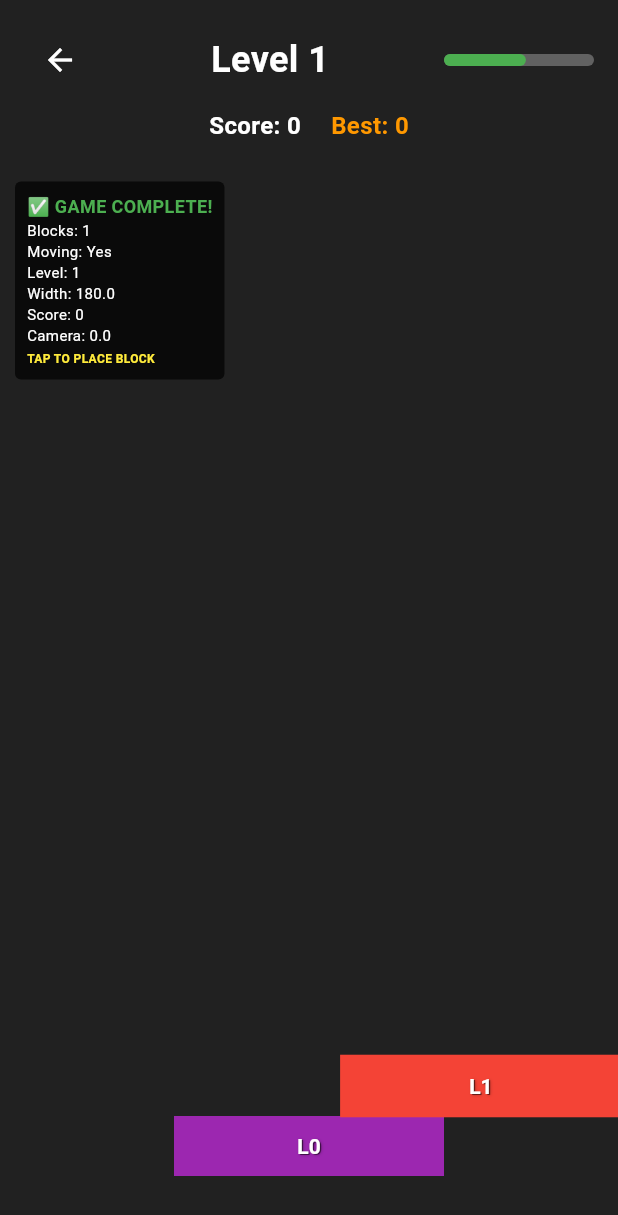
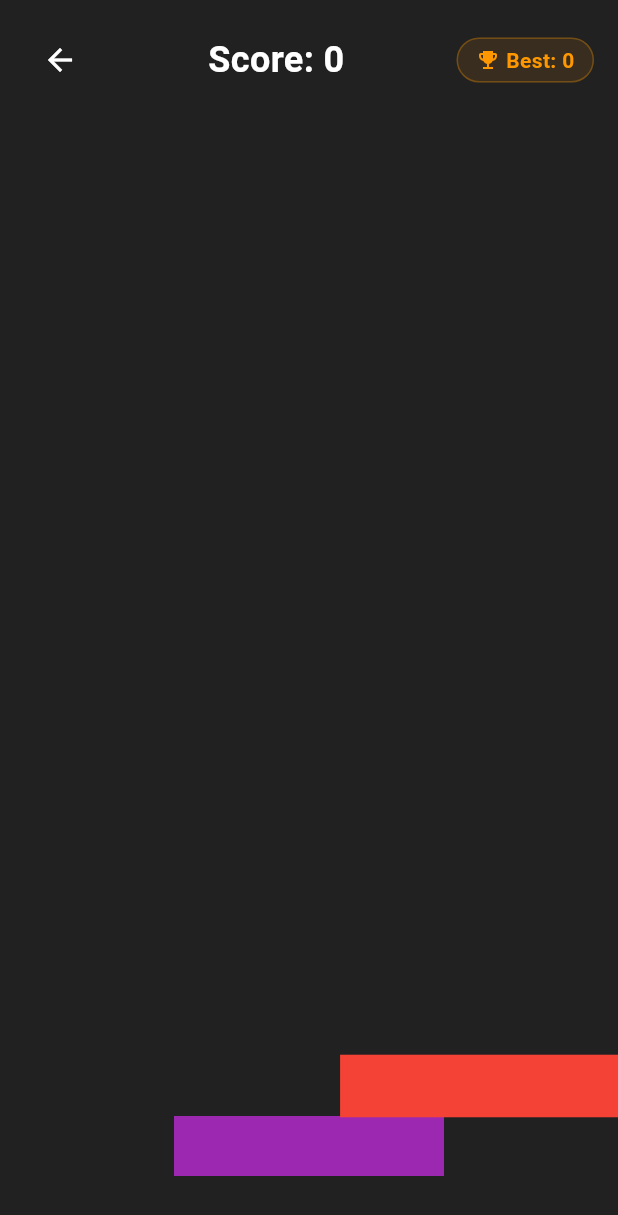
Before and after one commit to AbdennourAb/block-tower, a Flutter app: the screen it shows after launch, after a tap on "Start Game", on a phone screen of 412 x 824 dp. Shown: the top 1215 px of the screen. Run offline on Flutter 3.47's test engine with Material 3 defaults, Android fonts, the phone set to English and light mode, and no system bars.

Commit message:
Polish UI: Score display, royal best score, clean home screen, stop movement on game over

```diff
--- a/lib/main.dart
+++ b/lib/main.dart
@@ -182,61 +182,7 @@ class GamePainter extends CustomPainter {
 
     canvas.drawRect(rect, paint);
 
-    // Draw level text on block with better styling
-    if (block.width > 50) { // Only show text if block is wide enough
-      final fontSize = math.min(14.0, block.width / 10);
-
-      // Draw text shadow first
-      final shadowTextPainter = TextPainter(
-        text: TextSpan(
-          text: 'L${block.level}',
-          style: TextStyle(
-            color: Colors.black.withOpacity(0.5),
-            fontSize: fontSize,
-            fontWeight: FontWeight.bold,
-          ),
-        ),
-        textDirection: TextDirection.ltr,
-      );
-
-      shadowTextPainter.layout();
-      shadowTextPainter.paint(
-        canvas,
-        Offset(
-          rect.center.dx - shadowTextPainter.width / 2 + 1,
-          rect.center.dy - shadowTextPainter.height / 2 + 1,
-        ),
-      );
-
-      // Draw main text
-      final textPainter = TextPainter(
-        text: TextSpan(
-          text: 'L${block.level}',
-          style: TextStyle(
-            color: Colors.white,
-            fontSize: fontSize,
-            fontWeight: FontWeight.bold,
-            shadows: [
-              Shadow(
-                color: Colors.black.withOpacity(0.3),
-                offset: const Offset(1, 1),
-                blurRadius: 2,
-              ),
-            ],
-          ),
-        ),
-        textDirection: TextDirection.ltr,
-      );
-
-      textPainter.layout();
-      textPainter.paint(
-        canvas,
-        Offset(
-          rect.center.dx - textPainter.width / 2,
-          rect.center.dy - textPainter.height / 2,
-        ),
-      );
-    }
+    // Level text removed for cleaner look
   }
 
   @override
@@ -294,40 +240,13 @@ class HomeScreen extends StatelessWidget {
 
               // Subtitle
               Text(
-                'Physics-based block stacking game',
+                'Block stacking game',
                 style: Theme.of(context).textTheme.bodyLarge?.copyWith(
                   color: Colors.grey[400],
                 ),
                 textAlign: TextAlign.center,
               ),
-              const SizedBox(height: 40),
-
-              // Foundation block preview (purple base block)
-              Container(
-                width: 180, // Starting width as per brief
-                height: 40,  // Block height as per brief
-                decoration: BoxDecoration(
-                  color: Colors.purple,
-                  borderRadius: BorderRadius.circular(4),
-                  boxShadow: [
-                    BoxShadow(
-                      color: Colors.black.withOpacity(0.3),
-                      blurRadius: 8,
-                      offset: const Offset(0, 4),
-                    ),
-                  ],
-                ),
-                child: Center(
-                  child: Text(
-                    'Foundation Block',
-                    style: TextStyle(
-                      color: Colors.white,
-                      fontWeight: FontWeight.bold,
-                    ),
-                  ),
-                ),
-              ),
-              const SizedBox(height: 40),
+              const SizedBox(height: 60),
 
               // Start Game Button
               ElevatedButton(
@@ -356,19 +275,6 @@ class HomeScreen extends StatelessWidget {
                     fontSize: 18,
                     fontWeight: FontWeight.bold,
                   ),
-                ),
-              ),
-              const SizedBox(height: 20),
-
-              // Instructions
-              Padding(
-                padding: const EdgeInsets.symmetric(horizontal: 40),
-                child: Text(
-                  'Tap to drop blocks.\nOnly overlapping portion survives.\nPrecision determines your score!',
-                  style: Theme.of(context).textTheme.bodyMedium?.copyWith(
-                    color: Colors.grey[500],
-                  ),
-                  textAlign: TextAlign.center,
                 ),
               ),
             ],
@@ -431,7 +337,7 @@ class _GameScreenState extends State<GameScreen> with TickerProviderStateMixin {
     ).animate(_animationController);
 
     _animation.addListener(() {
-      if (gameState.movingBlock != null) {
+      if (gameState.movingBlock != null && !gameState.isGameOver) {
         _updateMovingBlockPosition();
       }
     });
@@ -509,7 +415,7 @@ class _GameScreenState extends State<GameScreen> with TickerProviderStateMixin {
   }
 
   void _updateMovingBlockPosition() {
-    if (gameState.movingBlock == null) return;
+    if (gameState.movingBlock == null || gameState.isGameOver) return;
 
     final screenWidth = MediaQuery.of(context).size.width;
     final blockWidth = gameState.movingBlock!.width;
@@ -548,9 +454,10 @@ class _GameScreenState extends State<GameScreen> with TickerProviderStateMixin {
       return;
     }
 
-    // Advance level and set score equal to current tower level
+    // Advance level and set score equal to current tower level minus 1
+    // (no points for first placed block)
     final newLevel = gameState.currentLevel + 1;
-    final newScore = newLevel;
+    final newScore = math.max(0, newLevel - 1);
     final newBestScore = newScore > gameState.bestScore ? newScore : gameState.bestScore;
 
     // Calculate camera offset for levels 9+ (as per game brief)
@@ -676,9 +583,9 @@ class _GameScreenState extends State<GameScreen> with TickerProviderStateMixin {
                         icon: const Icon(Icons.arrow_back, color: Colors.white),
                       ),
 
-                      // Level counter
+                      // Score display
                       Text(
-                        'Level ${gameState.currentLevel}',
+                        'Score: ${gameState.score}',
                         style: const TextStyle(
                           color: Colors.white,
                           fontSize: 24,
@@ -686,54 +593,37 @@ class _GameScreenState extends State<GameScreen> with TickerProviderStateMixin {
                         ),
                       ),
 
-                  // Size percentage bar (responsive width)
+                      // Best score with styling
                       Container(
-                    width: math.min(100, MediaQuery.of(context).size.width * 0.25),
-                    height: 8,
+                        padding: const EdgeInsets.symmetric(horizontal: 12, vertical: 4),
                         decoration: BoxDecoration(
-                      color: Colors.grey[700],
-                      borderRadius: BorderRadius.circular(4),
+                          color: Colors.orange.withOpacity(0.1),
+                          borderRadius: BorderRadius.circular(15),
+                          border: Border.all(color: Colors.orange.withOpacity(0.3), width: 1),
                         ),
-                    child: FractionallySizedBox(
-                      alignment: Alignment.centerLeft,
-                      widthFactor: math.max(0.05, gameState.currentBlockWidth / math.max(GameState.startingWidth, MediaQuery.of(context).size.width * 0.8)),
-                      child: Container(
-                        decoration: BoxDecoration(
-                          color: gameState.currentBlockWidth < 50 ? Colors.red :
-                                (gameState.currentBlockWidth < 100 ? Colors.orange : Colors.green),
-                          borderRadius: BorderRadius.circular(4),
+                        child: Row(
+                          mainAxisSize: MainAxisSize.min,
+                          children: [
+                            Icon(
+                              Icons.emoji_events,
+                              color: Colors.orange,
+                              size: 16,
+                            ),
+                            const SizedBox(width: 4),
+                            Text(
+                              'Best: ${gameState.bestScore}',
+                              style: TextStyle(
+                                color: Colors.orange,
+                                fontSize: 14,
+                                fontWeight: FontWeight.bold,
                               ),
                             ),
+                          ],
                         ),
                       ),
                     ],
                   ),
 
-                  const SizedBox(height: 8),
-
-                  // Bottom row: Score and Best Score
-                  Row(
-                    mainAxisAlignment: MainAxisAlignment.center,
-                    children: [
-                      Text(
-                        'Score: ${gameState.score}',
-                        style: const TextStyle(
-                          color: Colors.white,
-                          fontSize: 16,
-                          fontWeight: FontWeight.bold,
-                        ),
-                      ),
-                      const SizedBox(width: 20),
-                      Text(
-                        'Best: ${gameState.bestScore}',
-                        style: TextStyle(
-                          color: Colors.orange,
-                          fontSize: 16,
-                          fontWeight: FontWeight.bold,
-                        ),
-                      ),
-                    ],
-                  ),
                 ],
               ),
             ),
@@ -780,6 +670,64 @@ class _GameScreenState extends State<GameScreen> with TickerProviderStateMixin {
                               child: Column(
                                 mainAxisSize: MainAxisSize.min,
                                 children: [
+                                  if (gameState.score == gameState.bestScore && gameState.score > 0)
+                                    Container(
+                                      padding: const EdgeInsets.symmetric(horizontal: 24, vertical: 16),
+                                      decoration: BoxDecoration(
+                                        gradient: LinearGradient(
+                                          colors: [
+                                            Colors.amber.withOpacity(0.8),
+                                            Colors.orange.withOpacity(0.6),
+                                            Colors.amber.withOpacity(0.8),
+                                          ],
+                                        ),
+                                        borderRadius: BorderRadius.circular(20),
+                                        border: Border.all(color: Colors.amber, width: 2),
+                                        boxShadow: [
+                                          BoxShadow(
+                                            color: Colors.amber.withOpacity(0.3),
+                                            blurRadius: 20,
+                                            spreadRadius: 5,
+                                          ),
+                                        ],
+                                      ),
+                                      child: Column(
+                                        children: [
+                                          Text(
+                                            '👑',
+                                            style: TextStyle(fontSize: 32),
+                                          ),
+                                          const SizedBox(height: 8),
+                                          Text(
+                                            'BEST SCORE',
+                                            style: TextStyle(
+                                              color: Colors.black,
+                                              fontSize: 18,
+                                              fontWeight: FontWeight.bold,
+                                              letterSpacing: 2,
+                                            ),
+                                            textAlign: TextAlign.center,
+                                          ),
+                                          Text(
+                                            '${gameState.score}',
+                                            style: TextStyle(
+                                              color: Colors.black,
+                                              fontSize: 36,
+                                              fontWeight: FontWeight.w900,
+                                              shadows: [
+                                                Shadow(
+                                                  color: Colors.white.withOpacity(0.5),
+                                                  offset: Offset(1, 1),
+                                                  blurRadius: 2,
+                                                ),
+                                              ],
+                                            ),
+                                            textAlign: TextAlign.center,
+                                          ),
+                                        ],
+                                      ),
+                                    )
+                                  else ...[
                                     Text(
                                       'GAME OVER',
                                       style: TextStyle(
@@ -789,45 +737,15 @@ class _GameScreenState extends State<GameScreen> with TickerProviderStateMixin {
                                       ),
                                     ),
                                     const SizedBox(height: 16),
-
                                     Text(
-                                    'Level ${gameState.currentLevel}',
+                                      'Score: ${gameState.score}',
                                       style: TextStyle(
                                         color: Colors.white,
                                         fontSize: 24,
                                         fontWeight: FontWeight.bold,
                                       ),
                                     ),
-                                  const SizedBox(height: 8),
-
-                                  Text(
-                                    'Final Score: ${gameState.score}',
-                                    style: TextStyle(
-                                      color: Colors.white,
-                                      fontSize: 20,
-                                    ),
-                                  ),
-                                  const SizedBox(height: 8),
-
-                                  if (gameState.score == gameState.bestScore && gameState.score > 0)
-                                    Text(
-                                      '🏆 NEW BEST SCORE! 🏆',
-                                      style: TextStyle(
-                                        color: Colors.orange,
-                                        fontSize: 16,
-                                        fontWeight: FontWeight.bold,
-                                      ),
-                                      textAlign: TextAlign.center,
-                                    ),
-
-                                  if (gameState.bestScore > 0 && gameState.score != gameState.bestScore)
-                                    Text(
-                                      'Best Score: ${gameState.bestScore}',
-                                      style: TextStyle(
-                                        color: Colors.orange,
-                                        fontSize: 16,
-                                      ),
-                                    ),
+                                  ],
 
                                   const SizedBox(height: 24),
 
@@ -883,66 +801,7 @@ class _GameScreenState extends State<GameScreen> with TickerProviderStateMixin {
                         ),
                       ),
 
-                    // Debug overlay
-                    Positioned(
-                      top: 10,
-                      left: 10,
-                      child: Container(
-                        padding: const EdgeInsets.all(8),
-                        decoration: BoxDecoration(
-                          color: Colors.black.withOpacity(0.7),
-                          borderRadius: BorderRadius.circular(4),
-                        ),
-                        child: Column(
-                          crossAxisAlignment: CrossAxisAlignment.start,
-                          children: [
-                            Text(
-                              gameState.isGameOver ? 'GAME OVER' : '✅ GAME COMPLETE!',
-                              style: TextStyle(
-                                color: gameState.isGameOver ? Colors.red : Colors.green,
-                                fontSize: 12,
-                                fontWeight: FontWeight.bold,
-                              ),
-                            ),
-                            Text(
-                              'Blocks: ${gameState.placedBlocks.length}',
-                              style: TextStyle(color: Colors.white, fontSize: 10),
-                            ),
-                            Text(
-                              'Moving: ${gameState.movingBlock != null ? "Yes" : "No"}',
-                              style: TextStyle(color: Colors.white, fontSize: 10),
-                            ),
-                            Text(
-                              'Level: ${gameState.currentLevel}',
-                              style: TextStyle(color: Colors.white, fontSize: 10),
-                            ),
-                            Text(
-                              'Width: ${gameState.currentBlockWidth.toStringAsFixed(1)}',
-                              style: TextStyle(color: Colors.white, fontSize: 10),
-                            ),
-                            Text(
-                              'Score: ${gameState.score}',
-                              style: TextStyle(color: Colors.white, fontSize: 10),
-                            ),
-                            Text(
-                              'Camera: ${gameState.cameraOffsetY.toStringAsFixed(1)}',
-                              style: TextStyle(color: Colors.white, fontSize: 10),
-                            ),
-                            const SizedBox(height: 4),
-                            Text(
-                              gameState.isGameOver ? 'GAME OVER' : 'TAP TO PLACE BLOCK',
-                              style: TextStyle(
-                                color: gameState.isGameOver
-                                  ? Colors.red
-                                  : (gameState.movingBlock != null ? Colors.yellow : Colors.grey),
-                                fontSize: 8,
-                                fontWeight: FontWeight.bold,
-                              ),
-                            ),
-                          ],
-                        ),
-                      ),
-                    ),
+                    // Debug overlay removed
                   ],
                 ),
               ),
```
Lines whose indentation alone changed are shown as unchanged.
